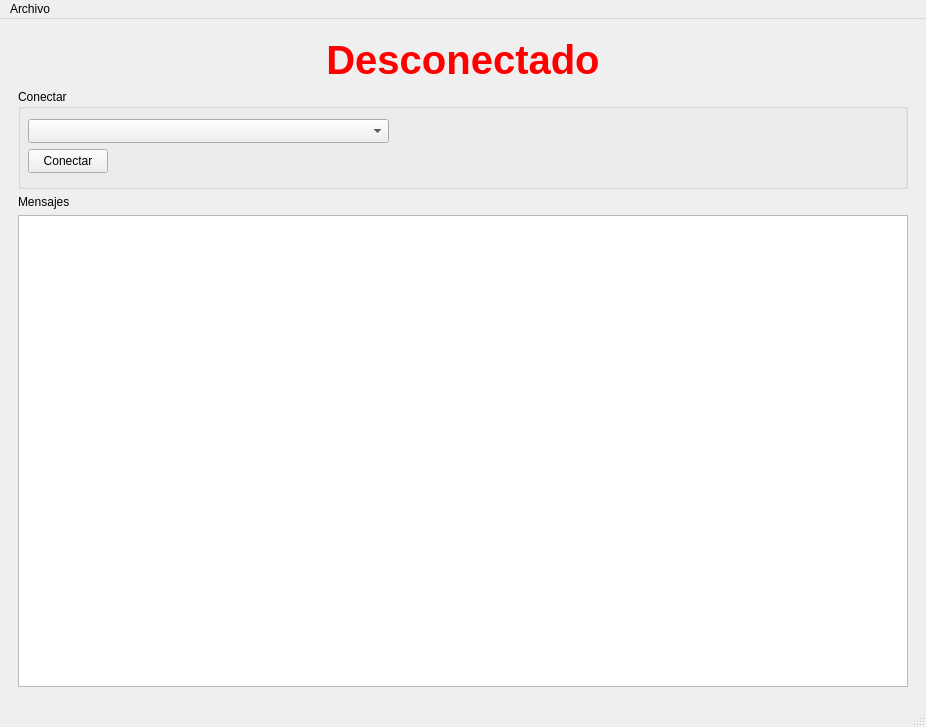
Qt form src/main/python/mainwindow.ui (astoctas/interfaz-link) before a commit.
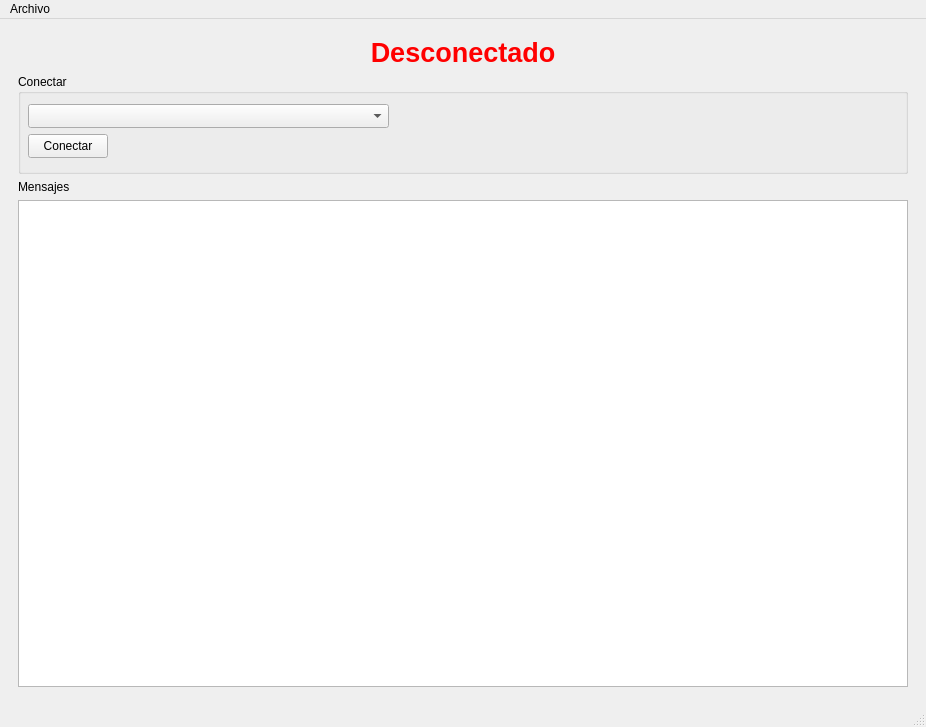
The same form after that commit. Icons and pictures are not drawn.

```diff
--- a/src/main/python/mainwindow.ui
+++ b/src/main/python/mainwindow.ui
@@ -45,7 +45,7 @@
           <widget class="QLabel" name="connected_label">
            <property name="font">
             <font>
-             <pointsize>30</pointsize>
+             <pointsize>20</pointsize>
              <weight>75</weight>
              <bold>true</bold>
             </font>
```
Left out of the diff: 8 changed lines with no effect on the pictures.
